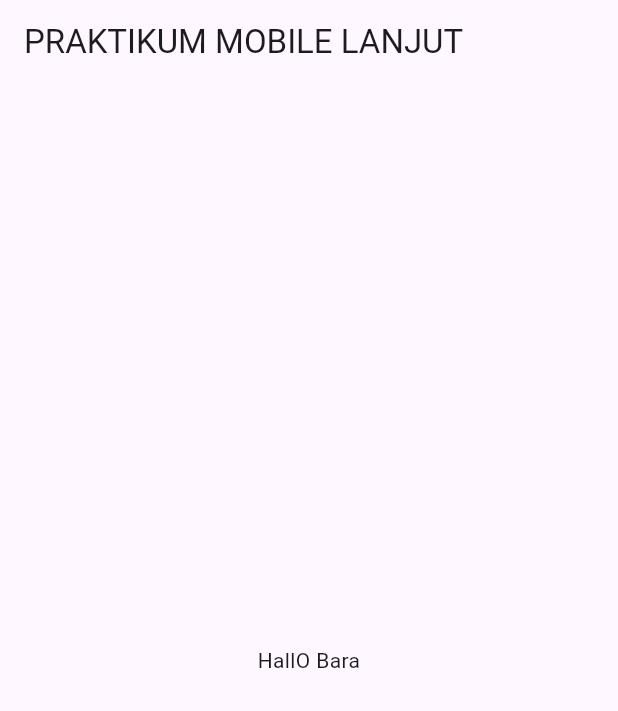
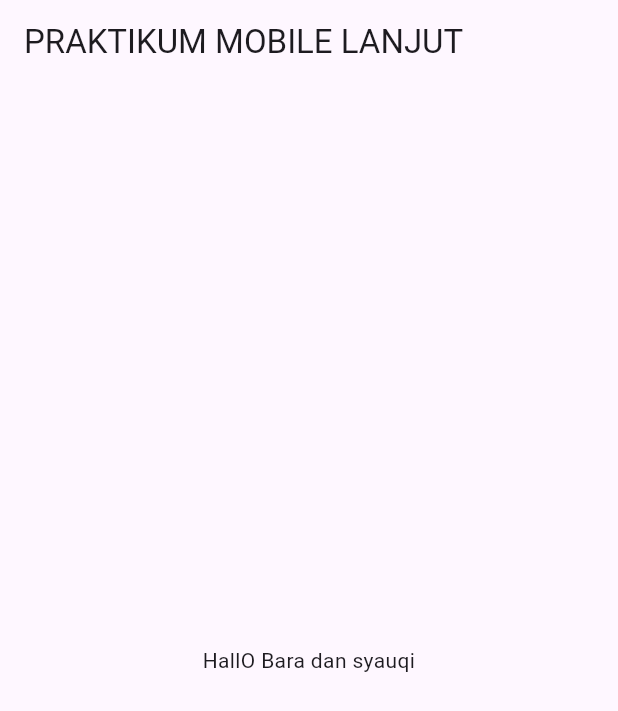
Before and after one commit to panditalasmana/prak-mobilelanjut-2357051021, a Flutter app: the screen it shows after launch, on a phone screen of 412 x 824 dp. Shown: the top 711 px of the screen. Run offline on Flutter 3.47's test engine with Material 3 defaults, Android fonts, the phone set to English and light mode, and no system bars.

Commit message:
pertemuan 2

```diff
--- a/lib/main.dart
+++ b/lib/main.dart
@@ -21,7 +21,7 @@ class MyApp extends StatelessWidget {
         ), // AppBar
         body: const Center(
           child: Text(
-            'HallO Bara',
+            'HallO Bara dan syauqi',
             textAlign: TextAlign.center,
             // style: TextStyle(fontSize: 16), // opsional
           ), // Text
```
